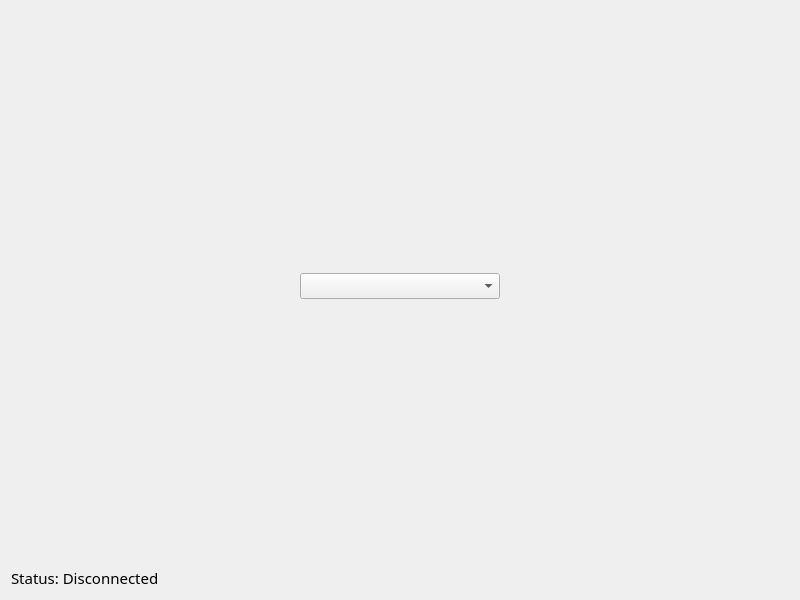
First picture: the form in startwidget.ui, repository EPOHnomeL/design, before the edit.
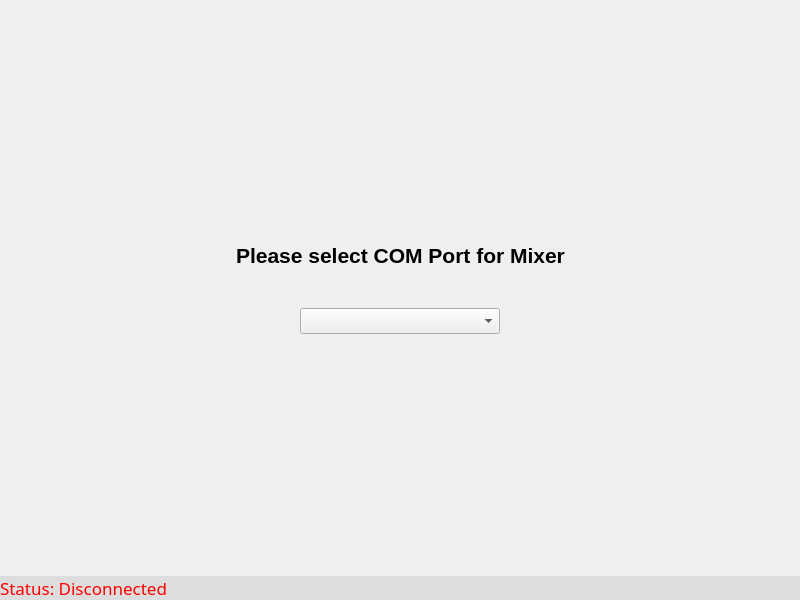
Second picture: the form after the edit.

```diff
--- a/startwidget.ui
+++ b/startwidget.ui
@@ -14,8 +14,23 @@
    <string>Form</string>
   </property>
   <layout class="QVBoxLayout" name="verticalLayout">
+   <property name="leftMargin">
+    <number>0</number>
+   </property>
+   <property name="topMargin">
+    <number>0</number>
+   </property>
+   <property name="rightMargin">
+    <number>0</number>
+   </property>
+   <property name="bottomMargin">
+    <number>0</number>
+   </property>
    <item>
     <layout class="QVBoxLayout" name="verticalLayout_2">
+     <property name="spacing">
+      <number>0</number>
+     </property>
      <property name="leftMargin">
       <number>0</number>
      </property>
@@ -35,6 +50,72 @@
        </property>
       </spacer>
      </item>
+     <item>
+      <layout class="QHBoxLayout" name="horizontalLayout_3">
+       <item>
+        <spacer name="horizontalSpacer_3">
+         <property name="orientation">
+          <enum>Qt::Horizontal</enum>
+         </property>
+         <property name="sizeHint" stdset="0">
+          <size>
+           <width>40</width>
+           <height>20</height>
+          </size>
+         </property>
+        </spacer>
+       </item>
+       <item>
+        <widget class="QLabel" name="label_2">
+         <property name="sizePolicy">
+          <sizepolicy hsizetype="Preferred" vsizetype="Preferred">
+           <horstretch>0</horstretch>
+           <verstretch>0</verstretch>
+          </sizepolicy>
+         </property>
+         <property name="font">
+          <font>
+           <pointsize>16</pointsize>
+           <weight>75</weight>
+           <bold>true</bold>
+          </font>
+         </property>
+         <property name="text">
+          <string>Please select COM Port for Mixer</string>
+         </property>
+        </widget>
+       </item>
+       <item>
+        <spacer name="horizontalSpacer_4">
+         <property name="orientation">
+          <enum>Qt::Horizontal</enum>
+         </property>
+         <property name="sizeHint" stdset="0">
+          <size>
+           <width>40</width>
+           <height>20</height>
+          </size>
+         </property>
+        </spacer>
+       </item>
+      </layout>
+     </item>
+     <item>
+      <spacer name="verticalSpacer">
+       <property name="orientation">
+        <enum>Qt::Vertical</enum>
+       </property>
+       <property name="sizeType">
+        <enum>QSizePolicy::Fixed</enum>
+       </property>
+       <property name="sizeHint" stdset="0">
+        <size>
+         <width>20</width>
+         <height>40</height>
+        </size>
+       </property>
+      </spacer>
+     </item>
      <item>
       <layout class="QHBoxLayout" name="horizontalLayout_2">
        <item>
@@ -117,9 +198,12 @@
        <property name="font">
         <font>
          <family>MS Gothic</family>
-         <pointsize>11</pointsize>
+         <pointsize>13</pointsize>
         </font>
        </property>
+       <property name="styleSheet">
+        <string notr="true">background-color: #DDDDDD; color:red</string>
+       </property>
        <property name="text">
         <string>Status: Disconnected</string>
        </property>
```
